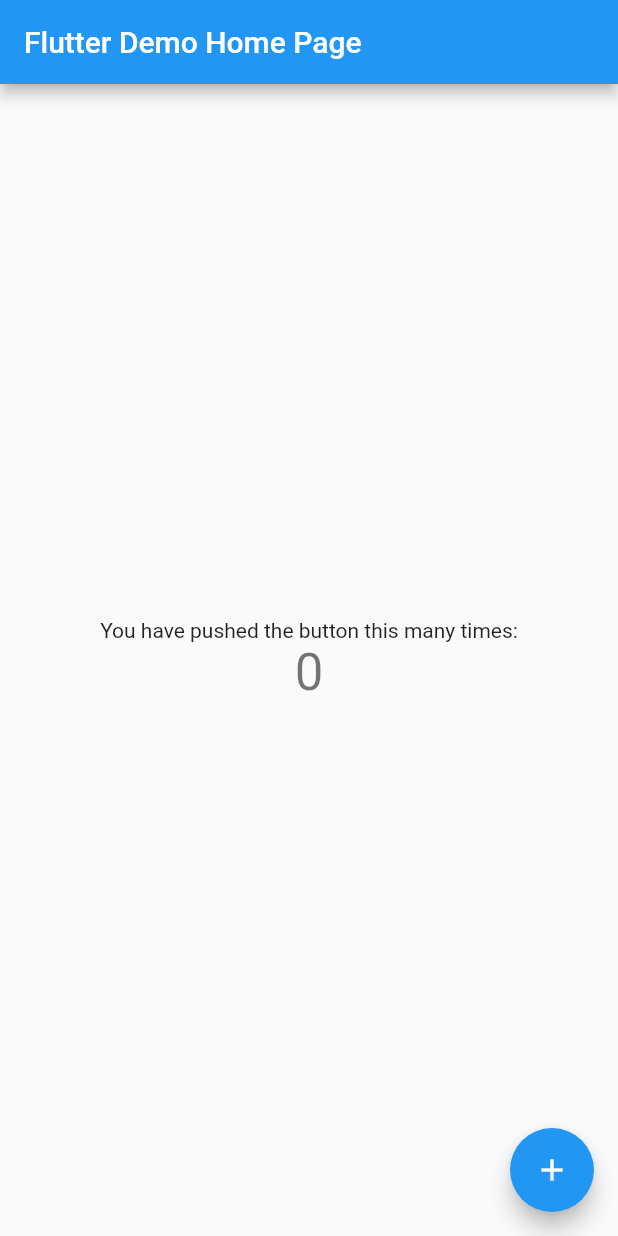
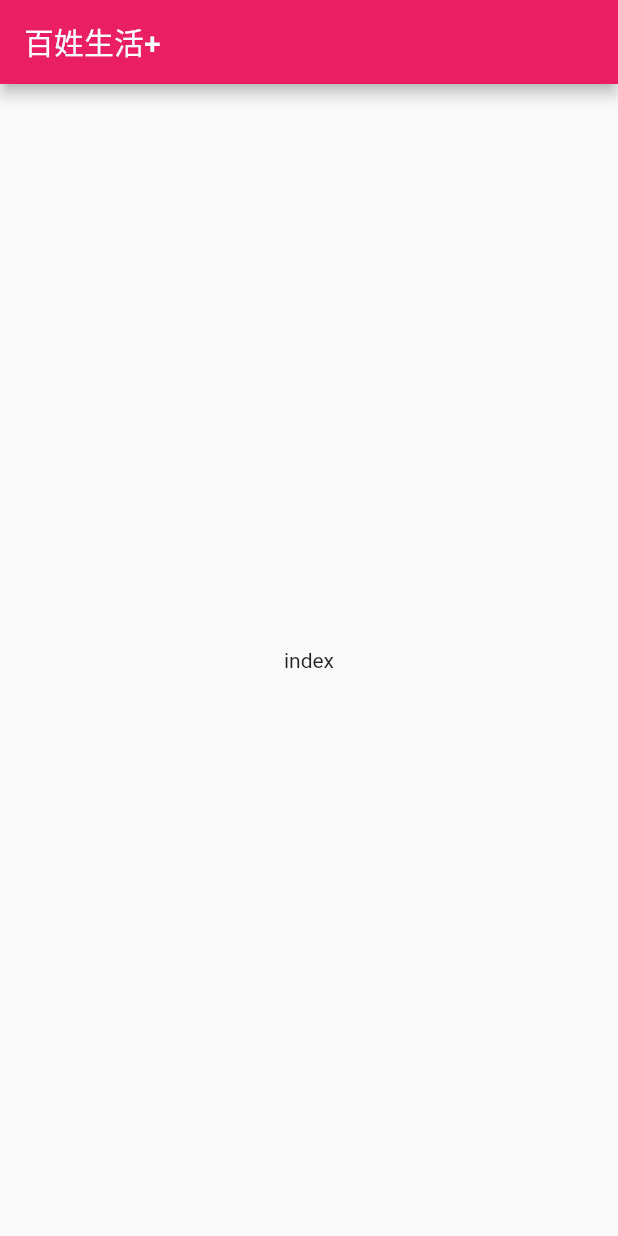
Before and after one commit to binghai1/flutter_shop, a Flutter app: the screen it shows after launch, on a phone screen of 412 x 824 dp. Run offline on Flutter 3.47's test engine with Material 2 defaults, Android fonts, the phone set to English and light mode, and no system bars.

Commit message:
01-初始化界面

```diff
--- a/lib/main.dart
+++ b/lib/main.dart
@@ -1,111 +1,18 @@
 import 'package:flutter/material.dart';
-
-void main() => runApp(MyApp());
-
+import './page/index_page.dart';
+void main()=>runApp(MyApp());
 class MyApp extends StatelessWidget {
-  // This widget is the root of your application.
   @override
   Widget build(BuildContext context) {
-    return MaterialApp(
-      title: 'Flutter Demo',
-      theme: ThemeData(
-        // This is the theme of your application.
-        //
-        // Try running your application with "flutter run". You'll see the
-        // application has a blue toolbar. Then, without quitting the app, try
-        // changing the primarySwatch below to Colors.green and then invoke
-        // "hot reload" (press "r" in the console where you ran "flutter run",
-        // or simply save your changes to "hot reload" in a Flutter IDE).
-        // Notice that the counter didn't reset back to zero; the application
-        // is not restarted.
-        primarySwatch: Colors.blue,
-      ),
-      home: MyHomePage(title: 'Flutter Demo Home Page'),
+    return Container(
+       child:MaterialApp(
+        title:"百姓生活+",
+        debugShowCheckedModeBanner: false,
+        theme: ThemeData(
+          primaryColor: Colors.pink
+        ),
+        home:IndexPage()
+       ),
     );
   }
 }
-
-class MyHomePage extends StatefulWidget {
-  MyHomePage({Key key, this.title}) : super(key: key);
-
-  // This widget is the home page of your application. It is stateful, meaning
-  // that it has a State object (defined below) that contains fields that affect
-  // how it looks.
-
-  // This class is the configuration for the state. It holds the values (in this
-  // case the title) provided by the parent (in this case the App widget) and
-  // used by the build method of the State. Fields in a Widget subclass are
-  // always marked "final".
-
-  final String title;
-
-  @override
-  _MyHomePageState createState() => _MyHomePageState();
-}
-
-class _MyHomePageState extends State<MyHomePage> {
-  int _counter = 0;
-
-  void _incrementCounter() {
-    setState(() {
-      // This call to setState tells the Flutter framework that something has
-      // changed in this State, which causes it to rerun the build method below
-      // so that the display can reflect the updated values. If we changed
-      // _counter without calling setState(), then the build method would not be
-      // called again, and so nothing would appear to happen.
-      _counter++;
-    });
-  }
-
-  @override
-  Widget build(BuildContext context) {
-    // This method is rerun every time setState is called, for instance as done
-    // by the _incrementCounter method above.
-    //
-    // The Flutter framework has been optimized to make rerunning build methods
-    // fast, so that you can just rebuild anything that needs updating rather
-    // than having to individually change instances of widgets.
-    return Scaffold(
-      appBar: AppBar(
-        // Here we take the value from the MyHomePage object that was created by
-        // the App.build method, and use it to set our appbar title.
-        title: Text(widget.title),
-      ),
-      body: Center(
-        // Center is a layout widget. It takes a single child and positions it
-        // in the middle of the parent.
-        child: Column(
-          // Column is also layout widget. It takes a list of children and
-          // arranges them vertically. By default, it sizes itself to fit its
-          // children horizontally, and tries to be as tall as its parent.
-          //
-          // Invoke "debug painting" (press "p" in the console, choose the
-          // "Toggle Debug Paint" action from the Flutter Inspector in Android
-          // Studio, or the "Toggle Debug Paint" command in Visual Studio Code)
-          // to see the wireframe for each widget.
-          //
-          // Column has various properties to control how it sizes itself and
-          // how it positions its children. Here we use mainAxisAlignment to
-          // center the children vertically; the main axis here is the vertical
-          // axis because Columns are vertical (the cross axis would be
-          // horizontal).
-          mainAxisAlignment: MainAxisAlignment.center,
-          children: <Widget>[
-            Text(
-              'You have pushed the button this many times:',
-            ),
-            Text(
-              '$_counter',
-              style: Theme.of(context).textTheme.display1,
-            ),
-          ],
-        ),
-      ),
-      floatingActionButton: FloatingActionButton(
-        onPressed: _incrementCounter,
-        tooltip: 'Increment',
-        child: Icon(Icons.add),
-      ), // This trailing comma makes auto-formatting nicer for build methods.
-    );
-  }
-}
--- /dev/null
+++ b/lib/page/index_page.dart
@@ -0,0 +1,14 @@
+import 'package:flutter/material.dart';
+
+class IndexPage extends StatelessWidget {
+
+  @override
+  Widget build(BuildContext context) {
+    return Scaffold(
+      appBar: AppBar(title: Text("百姓生活+"),),
+      body: Center(
+        child: Text("index"),
+      ),
+    );
+  }
+}
```
